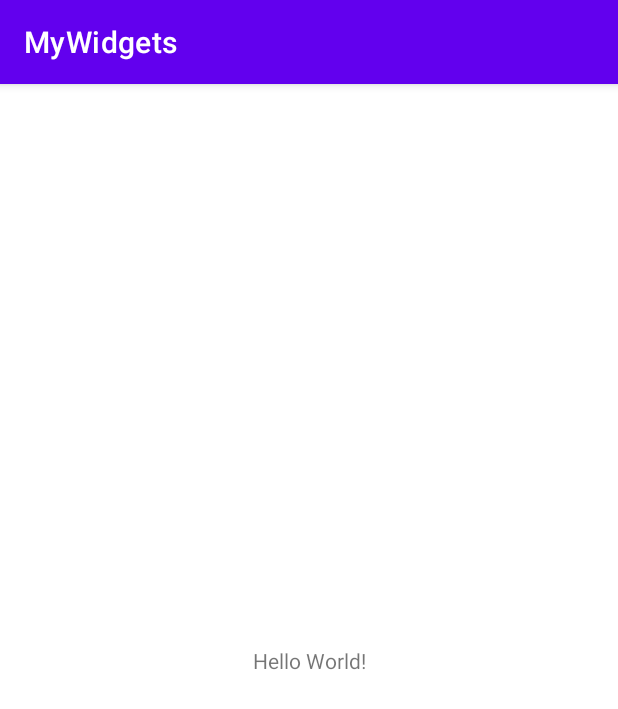
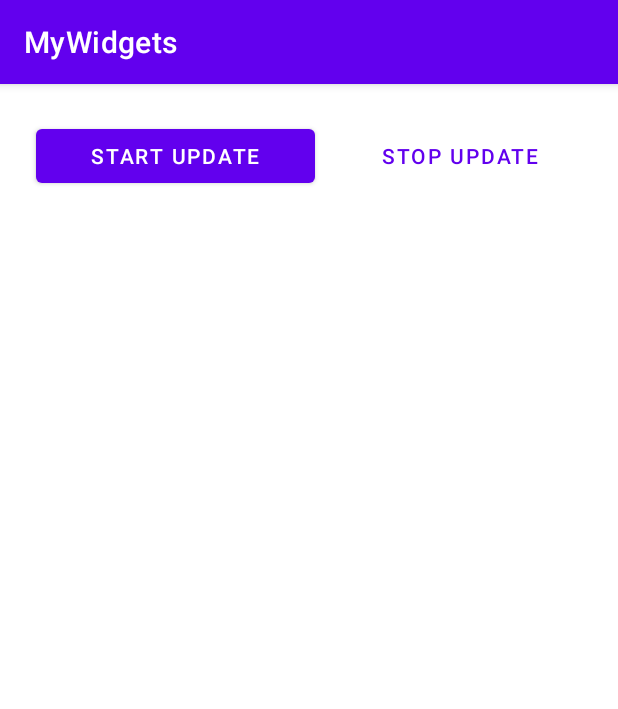
Before and after one commit to harisfi/MyWidgets, an Android app: the screen it shows after launch (MainActivity), on a phone screen of 412 x 824 dp. Shown: the top 709 px of the screen. Run offline under Robolectric (Android 15) with nearby library versions, the phone set to English and light mode, and no system bars.

```diff
--- a/app/src/main/AndroidManifest.xml
+++ b/app/src/main/AndroidManifest.xml
@@ -19,6 +19,11 @@
                 android:resource="@xml/random_number_widget_info" />
         </receiver>
 
+        <service android:name="com.hryzx.mywidgets.UpdateWidgetService"
+            android:enabled="true"
+            android:exported="true"
+            android:permission="android.permission.BIND_JOB_SERVICE"/>
+
         <activity android:name=".MainActivity">
             <intent-filter>
                 <action android:name="android.intent.action.MAIN" />
--- a/app/src/main/java/com/hryzx/mywidgets/MainActivity.java
+++ b/app/src/main/java/com/hryzx/mywidgets/MainActivity.java
@@ -2,13 +2,50 @@ package com.hryzx.mywidgets;
 
 import androidx.appcompat.app.AppCompatActivity;
 
+import android.app.job.JobInfo;
+import android.app.job.JobScheduler;
+import android.content.ComponentName;
+import android.content.Context;
+import android.os.Build;
 import android.os.Bundle;
+import android.widget.Button;
+import android.widget.Toast;
 
 public class MainActivity extends AppCompatActivity {
+    private static final int JOB_ID = 100;
+    private static final int SCHEDULE_OF_PERIOD = 86000;
 
     @Override
     protected void onCreate(Bundle savedInstanceState) {
         super.onCreate(savedInstanceState);
         setContentView(R.layout.activity_main);
+
+        Button btnStart = findViewById(R.id.btn_start);
+        Button btnStop = findViewById(R.id.btn_stop);
+        btnStart.setOnClickListener(v -> startJob());
+        btnStop.setOnClickListener(v -> cancelJob());
+    }
+
+    private void startJob() {
+        ComponentName mServiceComponent = new ComponentName(this, UpdateWidgetService.class);
+        JobInfo.Builder builder = new JobInfo.Builder(JOB_ID, mServiceComponent);
+        builder.setRequiredNetworkType(JobInfo.NETWORK_TYPE_NONE);
+        if(Build.VERSION.SDK_INT >= Build.VERSION_CODES.N) {
+            builder.setPeriodic(900000L); //15 menit
+        } else {
+            builder.setPeriodic(SCHEDULE_OF_PERIOD); //3 menit
+        }
+        JobScheduler jobScheduler = (JobScheduler) getSystemService(Context.JOB_SCHEDULER_SERVICE);
+        if (jobScheduler != null) {
+            jobScheduler.schedule(builder.build());
+        }
+        Toast.makeText(this, "Job Service started", Toast.LENGTH_SHORT).show();
+    }
+    private void cancelJob() {
+        JobScheduler tm = (JobScheduler) getSystemService(Context.JOB_SCHEDULER_SERVICE);
+        if (tm != null) {
+            tm.cancel(JOB_ID);
+        }
+        Toast.makeText(this, "Job Service canceled", Toast.LENGTH_SHORT).show();
     }
 }
--- a/app/src/main/res/layout/activity_main.xml
+++ b/app/src/main/res/layout/activity_main.xml
@@ -1,18 +1,27 @@
 <?xml version="1.0" encoding="utf-8"?>
-<androidx.constraintlayout.widget.ConstraintLayout xmlns:android="http://schemas.android.com/apk/res/android"
-    xmlns:app="http://schemas.android.com/apk/res-auto"
+<LinearLayout xmlns:android="http://schemas.android.com/apk/res/android"
     xmlns:tools="http://schemas.android.com/tools"
+    android:id="@+id/activity_main"
     android:layout_width="match_parent"
     android:layout_height="match_parent"
+    android:orientation="horizontal"
+    android:padding="16dp"
     tools:context=".MainActivity">
 
-    <TextView
+    <Button
+        android:id="@+id/btn_start"
         android:layout_width="wrap_content"
         android:layout_height="wrap_content"
-        android:text="Hello World!"
-        app:layout_constraintBottom_toBottomOf="parent"
-        app:layout_constraintLeft_toLeftOf="parent"
-        app:layout_constraintRight_toRightOf="parent"
-        app:layout_constraintTop_toTopOf="parent" />
+        android:layout_margin="8dp"
+        android:layout_weight="1"
+        android:text="@string/start_update" />
+    <Button
+        android:id="@+id/btn_stop"
+        android:layout_width="wrap_content"
+        android:layout_height="wrap_content"
+        android:layout_margin="8dp"
+        style="?android:attr/buttonBarButtonStyle"
+        android:layout_weight="1"
+        android:text="@string/stop_update" />
 
-</androidx.constraintlayout.widget.ConstraintLayout>
+</LinearLayout>
--- a/app/src/main/res/values/strings.xml
+++ b/app/src/main/res/values/strings.xml
@@ -2,4 +2,8 @@
     <string name="app_name">MyWidgets</string>
     <string name="appwidget_text">EXAMPLE</string>
     <string name="add_widget">Add widget</string>
+    <string name="start_update">START UPDATE</string>
+    <string name="stop_update">STOP UPDATE</string>
+    <string name="random">Random: 100</string>
+    <string name="generate">Generate</string>
 </resources>
```
Also changed, not shown: app/src/main/java/com/hryzx/mywidgets/UpdateWidgetService.java (added, +26 -0 lines), app/src/main/res/xml/random_number_widget_info.xml (+4 -4 lines), app/src/main/res/drawable/dicoding_logo_full.png (added).
